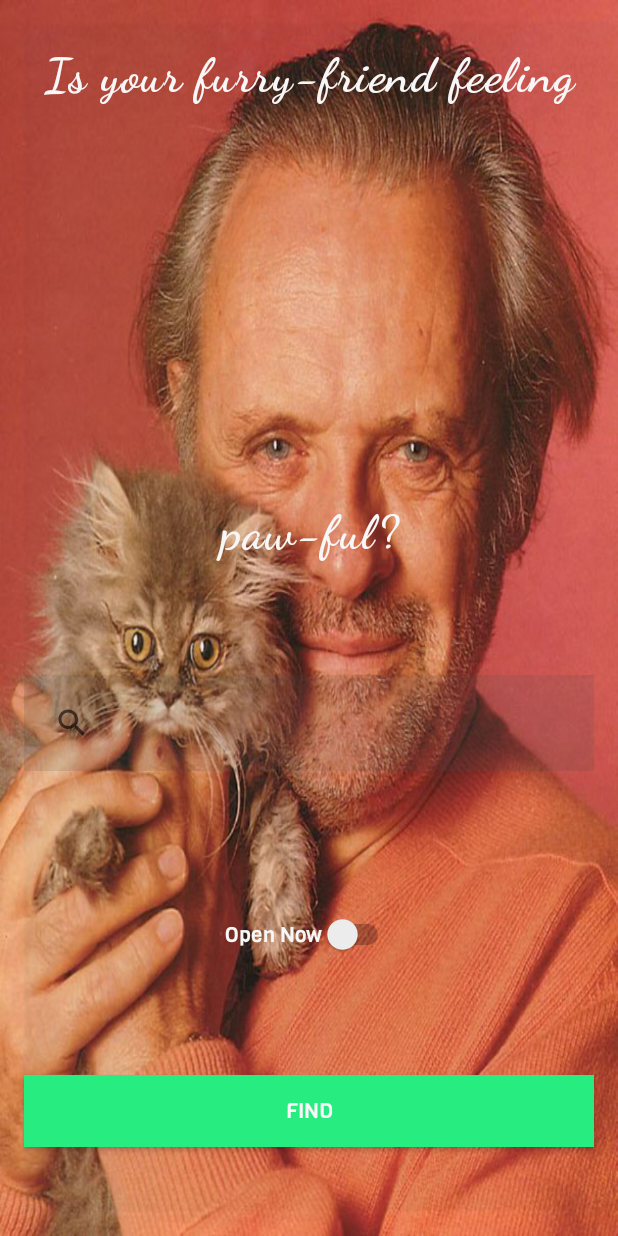
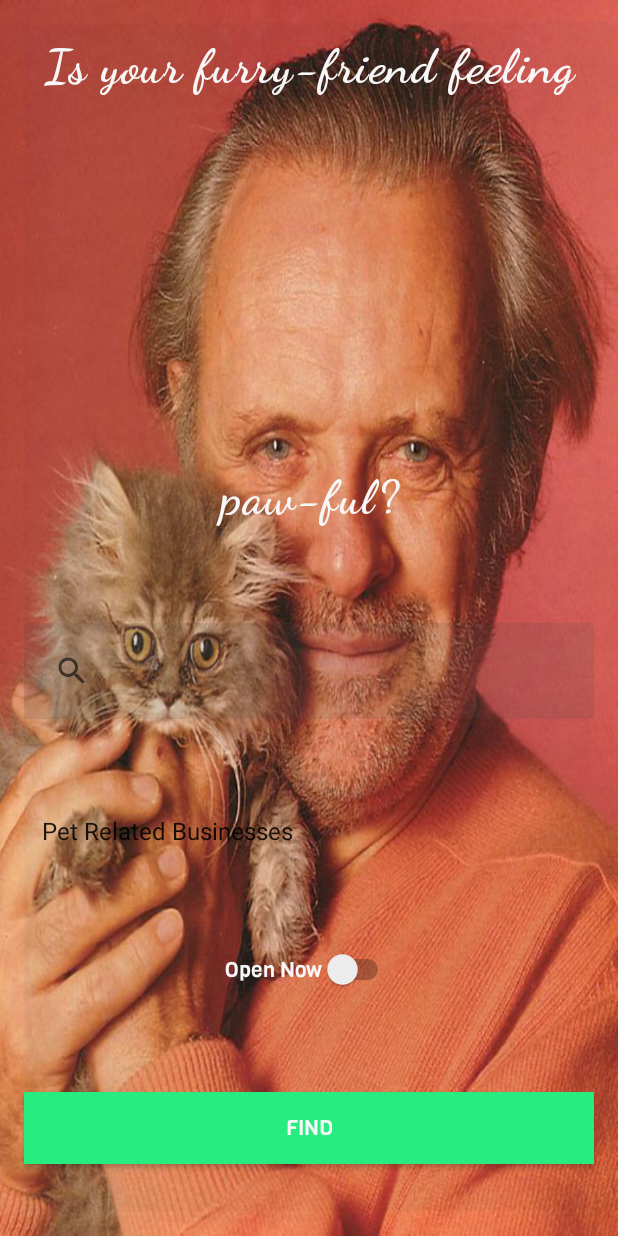
Before and after one commit to AMCL9/Vetted, an Android app: the layout fragment_main.xml on its own in the app's theme, with its tools: preview values and no code run, on a phone screen of 412 x 824 dp. Run offline under Robolectric (Android 15) with nearby library versions, the phone set to English and light mode, and no system bars.

Commit message:
category selection added to the business search

```diff
--- a/app/src/main/java/com/example/vetted/network/AnimalBusinessRepository.java
+++ b/app/src/main/java/com/example/vetted/network/AnimalBusinessRepository.java
@@ -22,10 +22,10 @@ public class AnimalBusinessRepository {
                 .enqueue(callback);
     }
 
-    public void getAllBusinesses(@NonNull String searchTerm, double latitude, double longitude, @NonNull Callback<BusinessSearch> callback) {
+    public void getAllBusinesses(@NonNull String searchTerm, double latitude, double longitude, String categories, @NonNull Callback<BusinessSearch> callback) {
 
 
-        yelpService.getBusinessSearch(searchTerm, latitude, longitude)
+        yelpService.getBusinessSearch(searchTerm, latitude, longitude, categories)
                 .enqueue(callback);
 
     }
--- a/app/src/main/java/com/example/vetted/network/YelpServiceCall.java
+++ b/app/src/main/java/com/example/vetted/network/YelpServiceCall.java
@@ -17,7 +17,7 @@ public interface YelpServiceCall {
 
     @Headers({"Authorization:Bearer " + token})
     @GET("businesses/search")
-    Call<BusinessSearch> getBusinessSearch(@Query("term") String term, @Query("latitude") double latitude, @Query("longitude") double longitude );
+    Call<BusinessSearch> getBusinessSearch(@Query("term") String term, @Query("latitude") double latitude, @Query("longitude") double longitude, @Query("categories") String categories);
 
     @Headers({"Authorization:Bearer " + token})
     @GET("businesses/{id}")
--- a/app/src/main/res/layout/fragment_main.xml
+++ b/app/src/main/res/layout/fragment_main.xml
@@ -54,7 +54,7 @@
 
     <SearchView
         app:layout_constraintTop_toBottomOf="@id/main_text_2"
-        app:layout_constraintBottom_toTopOf="@id/switch1"
+        app:layout_constraintBottom_toTopOf="@id/service_spinner"
         app:layout_constraintRight_toRightOf="parent"
         app:layout_constraintLeft_toLeftOf="parent"
         android:id="@+id/main_fragment_searchview"
@@ -65,6 +65,24 @@
         android:layout_margin="16dp">
 
     </SearchView>
+    <Spinner
+        android:id="@+id/service_spinner"
+        android:layout_width="match_parent"
+        android:layout_height="wrap_content"
+        android:layout_marginLeft="20dp"
+        android:layout_marginRight="20dp"
+        android:entries="@array/categories"
+        android:popupBackground="@android:color/transparent"
+        android:background="@android:color/transparent"
+        app:layout_constraintTop_toBottomOf="@id/main_fragment_searchview"
+        app:layout_constraintBottom_toBottomOf="@id/switch1"
+        app:layout_constraintLeft_toLeftOf="parent"
+        app:layout_constraintRight_toRightOf="parent"
+        app:layout_constraintVertical_chainStyle="packed"
+
+        >
+
+    </Spinner>
 
   <Switch
 
@@ -74,7 +92,7 @@
       android:textColor="@color/colorWhite"
       android:layout_width="wrap_content"
       android:layout_height="wrap_content"
-      app:layout_constraintTop_toBottomOf="@id/main_fragment_searchview"
+      app:layout_constraintTop_toBottomOf="@id/service_spinner"
       app:layout_constraintRight_toRightOf="parent"
       app:layout_constraintLeft_toLeftOf="parent"
       app:layout_constraintBottom_toTopOf="@id/go"
--- /dev/null
+++ b/app/src/main/res/values/arrays.xml
@@ -0,0 +1,18 @@
+<?xml version="1.0" encoding="utf-8"?>
+<resources>
+    <string-array name="categories">
+        <item>Pet Related Businesses</item>
+        <item>Veterinarians</item>
+        <item>Emergency Pet Services</item>
+        <item>Pet Insurance</item>
+        <item>Pet Therapy</item>
+        <item>Holistic Pet Care</item>
+        <item>Hospice</item>
+        <item>Animal Hospitals</item>
+        <item>General Pet Services</item>
+        <item>Animal Training</item>
+        <item>Animal Transportation</item>
+        <item>Aquarium Services</item>
+        <item>Pet Stores</item>
+    </string-array>
+</resources>
```
Also changed, not shown: app/src/main/java/com/example/vetted/FragmentController/TermUpdate.java (added, +23 -0 lines), app/src/main/java/com/example/vetted/FragmentController/Update.java (added, +33 -0 lines), app/src/main/java/com/example/vetted/MainActivity.java (+11 -13 lines), app/src/main/java/com/example/vetted/views/MainFragment.java (+75 -32 lines).
